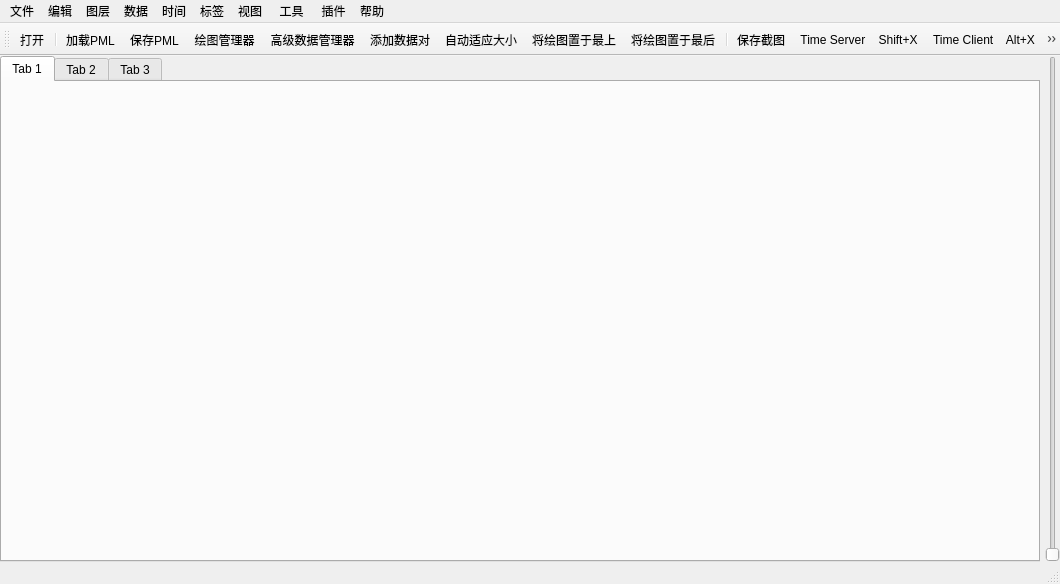
Above: PlotXYDemo.ui from whatudone/plotxy before the change. Below: the same form after it.
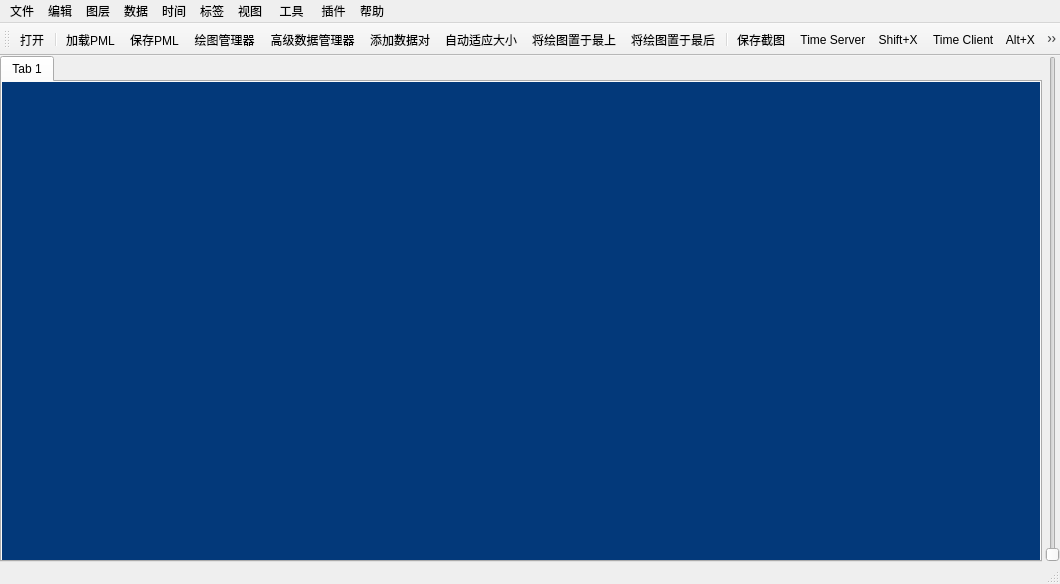
That is the form after the change. Icons and pictures are not drawn.

Patch:
```diff
--- a/PlotXYDemo.ui
+++ b/PlotXYDemo.ui
@@ -19,7 +19,7 @@
   <widget class="QWidget" name="centralWidget">
    <layout class="QHBoxLayout" name="horizontalLayout">
     <property name="spacing">
-     <number>5</number>
+     <number>3</number>
     </property>
     <property name="leftMargin">
      <number>0</number>
@@ -35,6 +35,14 @@
     </property>
     <item>
      <widget class="QTabWidget" name="tabWidget">
+      <property name="autoFillBackground">
+       <bool>false</bool>
+      </property>
+      <property name="styleSheet">
+       <string notr="true">QTabWidget#tabWidget QStackedWidget{
+background-color: rgb(3, 57, 122);
+}</string>
+      </property>
       <property name="currentIndex">
        <number>0</number>
       </property>
@@ -43,16 +51,6 @@
         <string>Tab 1</string>
        </attribute>
       </widget>
-      <widget class="QWidget" name="tab_2">
-       <attribute name="title">
-        <string>Tab 2</string>
-       </attribute>
-      </widget>
-      <widget class="QWidget" name="tab_3">
-       <attribute name="title">
-        <string>Tab 3</string>
-       </attribute>
-      </widget>
      </widget>
     </item>
     <item>
```
Left out of the diff: 4 changed lines with no effect on the pictures.
